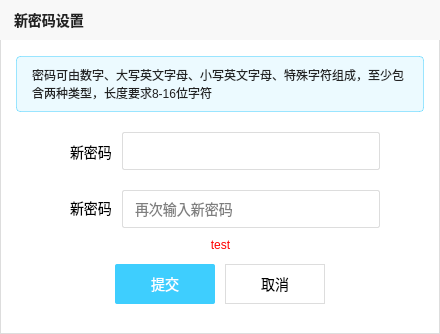
First picture: the form in MyVideoPlayer-Client/newpassworddialog.ui, repository Kutbas/MyVideoPlayer-Client, before the edit.
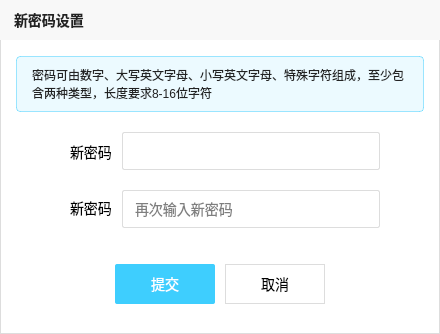
Second picture: the form after the edit.

Diff of the .ui file:
```diff
--- a/MyVideoPlayer-Client/newpassworddialog.ui
+++ b/MyVideoPlayer-Client/newpassworddialog.ui
@@ -152,7 +152,7 @@
 }</string>
    </property>
    <property name="text">
-    <string>test</string>
+    <string/>
    </property>
    <property name="alignment">
     <set>Qt::AlignmentFlag::AlignCenter</set>
```
